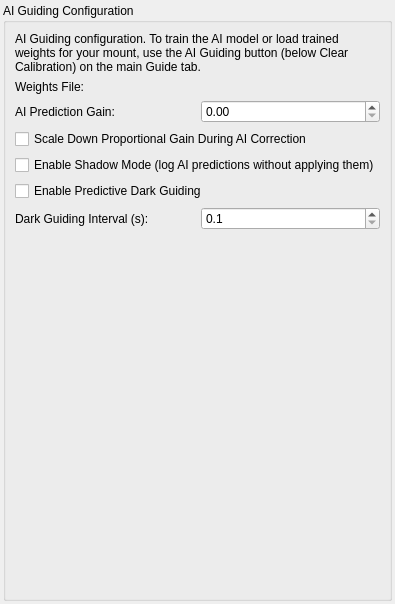
Qt form kstars/ekos/guide/opsaiconfig.ui (KDE/kstars) before a commit.
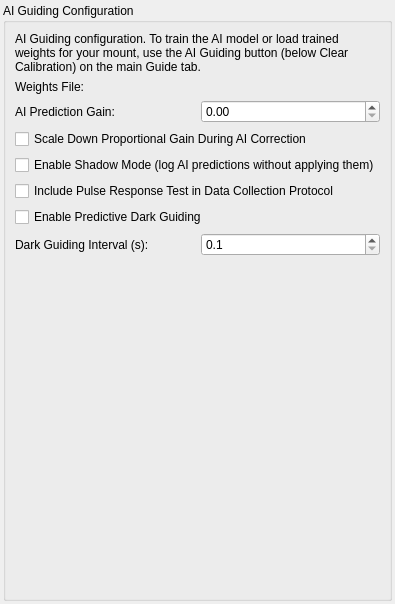
The same form after that commit. Custom widgets are drawn as their Qt base class.

Patch:
```diff
--- a/kstars/ekos/guide/opsaiconfig.ui
+++ b/kstars/ekos/guide/opsaiconfig.ui
@@ -73,6 +73,16 @@
         </property>
        </widget>
       </item>
+      <item>
+       <widget class="QCheckBox" name="kcfg_AIProtocolPulseTest">
+        <property name="text">
+         <string>Include Pulse Response Test in Data Collection Protocol</string>
+        </property>
+        <property name="toolTip">
+         <string>Measures the mount's elastic response to guide pulses (harmonic drives). Adds about 20 minutes to the protocol and has not produced measurable results on rigs tested so far, so it is off by default.</string>
+        </property>
+       </widget>
+      </item>
       <item>
        <widget class="QCheckBox" name="kcfg_AIDarkGuiding">
         <property name="text">
```
